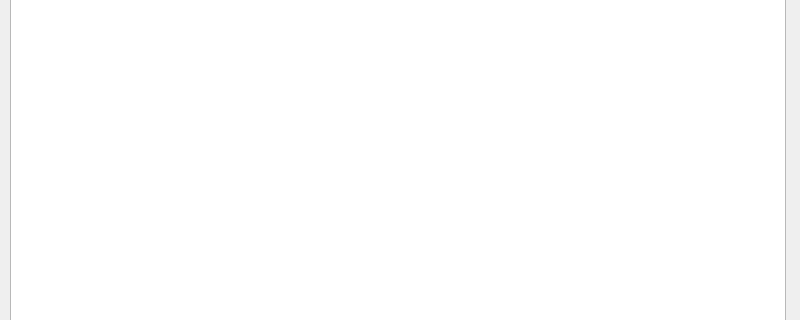
RickSanj/file_manager, file FileManager/mainwindow.ui: the form before one commit; both pictures show x 0 to 800 and y 0 to 320 of the 800 by 600 pixel window.
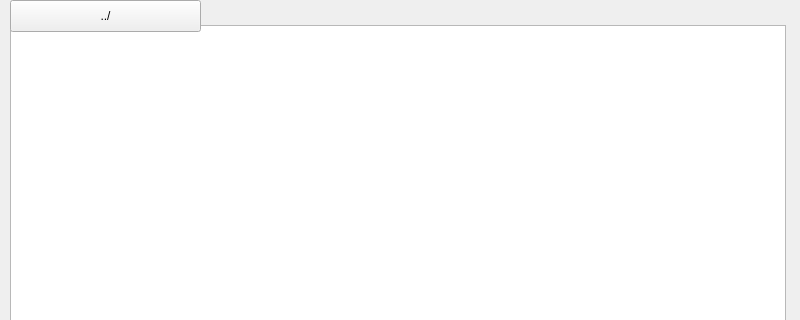
The form after the commit.

The edit to the form file:
```diff
--- a/FileManager/mainwindow.ui
+++ b/FileManager/mainwindow.ui
@@ -18,9 +18,9 @@
     <property name="geometry">
      <rect>
       <x>10</x>
-      <y>-3</y>
+      <y>25</y>
       <width>776</width>
-      <height>429</height>
+      <height>401</height>
      </rect>
     </property>
    </widget>
@@ -60,6 +60,19 @@
      </rect>
     </property>
    </widget>
+   <widget class="QPushButton" name="buttonParentDir">
+    <property name="geometry">
+     <rect>
+      <x>10</x>
+      <y>0</y>
+      <width>191</width>
+      <height>32</height>
+     </rect>
+    </property>
+    <property name="text">
+     <string>../</string>
+    </property>
+   </widget>
   </widget>
   <widget class="QMenuBar" name="menubar">
    <property name="geometry">
```
